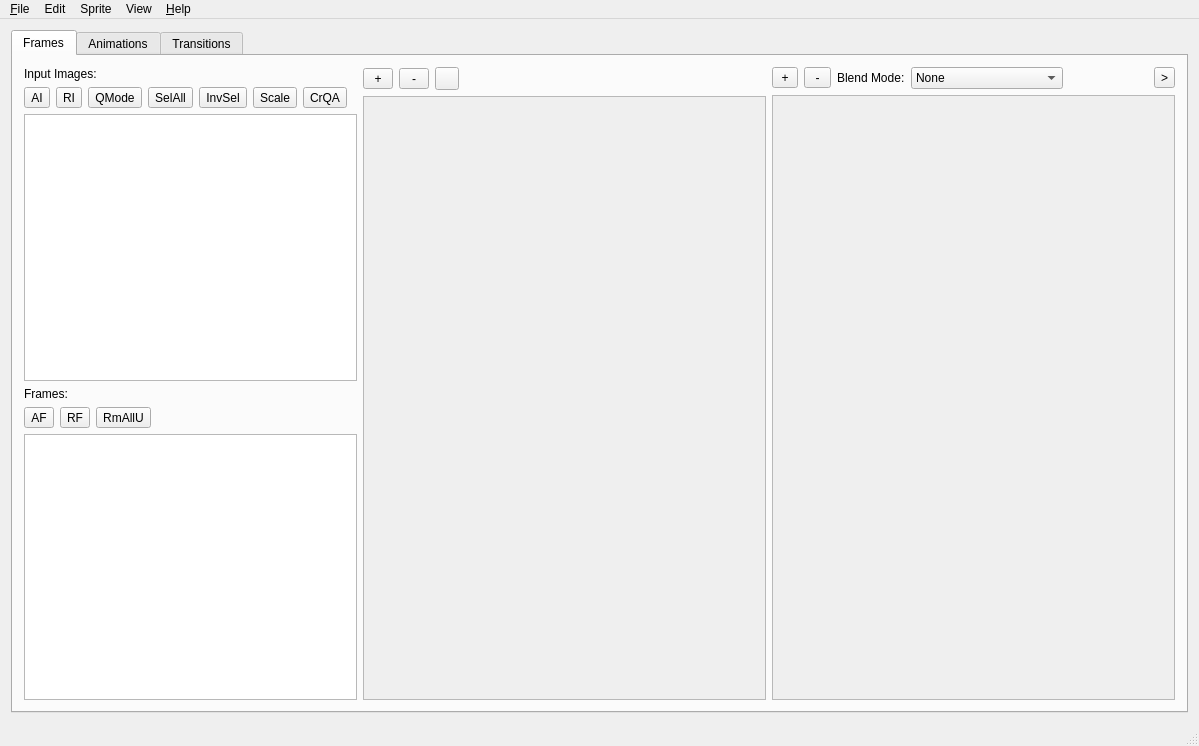
Old version of the form mainwindow.ui in the repository lvklabs/sprite-animator-tool.
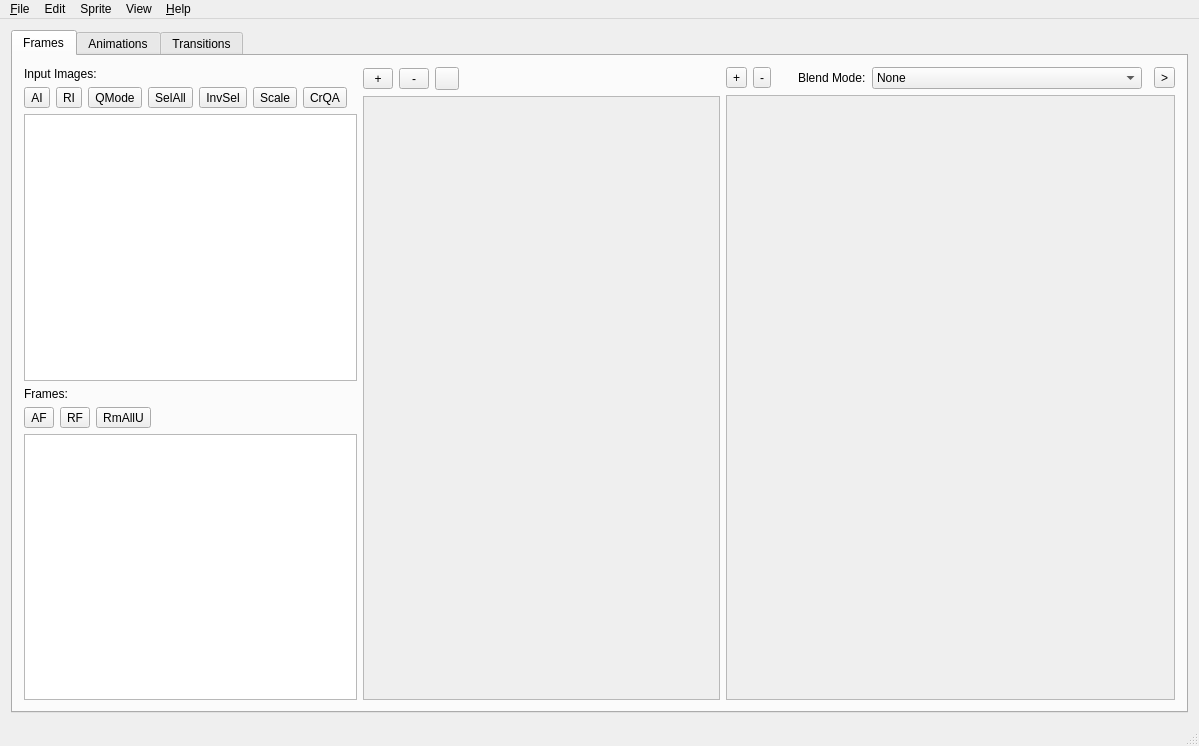
New version of the form. Icons and pictures are not drawn. Custom widgets are drawn as their Qt base class.

Commit message: Renamed blendModeComboBox items Updating frame preview after resizing the frame def rect

```diff
--- a/mainwindow.ui
+++ b/mainwindow.ui
@@ -414,7 +414,7 @@
           <property name="sizeConstraint">
            <enum>QLayout::SetDefaultConstraint</enum>
           </property>
-          <item row="1" column="0" colspan="8">
+          <item row="1" column="0" colspan="9">
            <widget class="QScrollArea" name="framePreviewScroll">
             <property name="sizePolicy">
              <sizepolicy hsizetype="Expanding" vsizetype="Expanding">
@@ -459,7 +459,7 @@
             </widget>
            </widget>
           </item>
-          <item row="0" column="7">
+          <item row="0" column="8">
            <widget class="QToolButton" name="hideFramePreviewButton">
             <property name="whatsThis">
              <string>Show/hide frame preview</string>
@@ -473,7 +473,7 @@
             </property>
            </widget>
           </item>
-          <item row="0" column="4" colspan="3">
+          <item row="0" column="5" colspan="3">
            <spacer name="hSpacerFramePreview">
             <property name="orientation">
              <enum>Qt::Horizontal</enum>
@@ -535,7 +535,7 @@
             </property>
            </widget>
           </item>
-          <item row="0" column="3">
+          <item row="0" column="4">
            <widget class="QComboBox" name="blendModeComboBox">
             <property name="toolTip">
              <string>Blend Mode</string>
@@ -547,23 +547,39 @@
             </item>
             <item>
              <property name="text">
-              <string>Frame definition rect</string>
+              <string>Selected frame with frame definition rect</string>
              </property>
             </item>
             <item>
              <property name="text">
-              <string>Select existent frame...</string>
+              <string>Selected frame with another existent frame...</string>
              </property>
             </item>
            </widget>
           </item>
-          <item row="0" column="2">
+          <item row="0" column="3">
            <widget class="QLabel" name="blendModeLabel">
             <property name="text">
              <string>Blend Mode:</string>
             </property>
            </widget>
           </item>
+          <item row="0" column="2">
+           <spacer name="horizontalSpacer_13">
+            <property name="orientation">
+             <enum>Qt::Horizontal</enum>
+            </property>
+            <property name="sizeType">
+             <enum>QSizePolicy::Fixed</enum>
+            </property>
+            <property name="sizeHint" stdset="0">
+             <size>
+              <width>15</width>
+              <height>20</height>
+             </size>
+            </property>
+           </spacer>
+          </item>
          </layout>
         </item>
         <item row="0" column="2" rowspan="5">
```
The commit also changes 1 other file.
